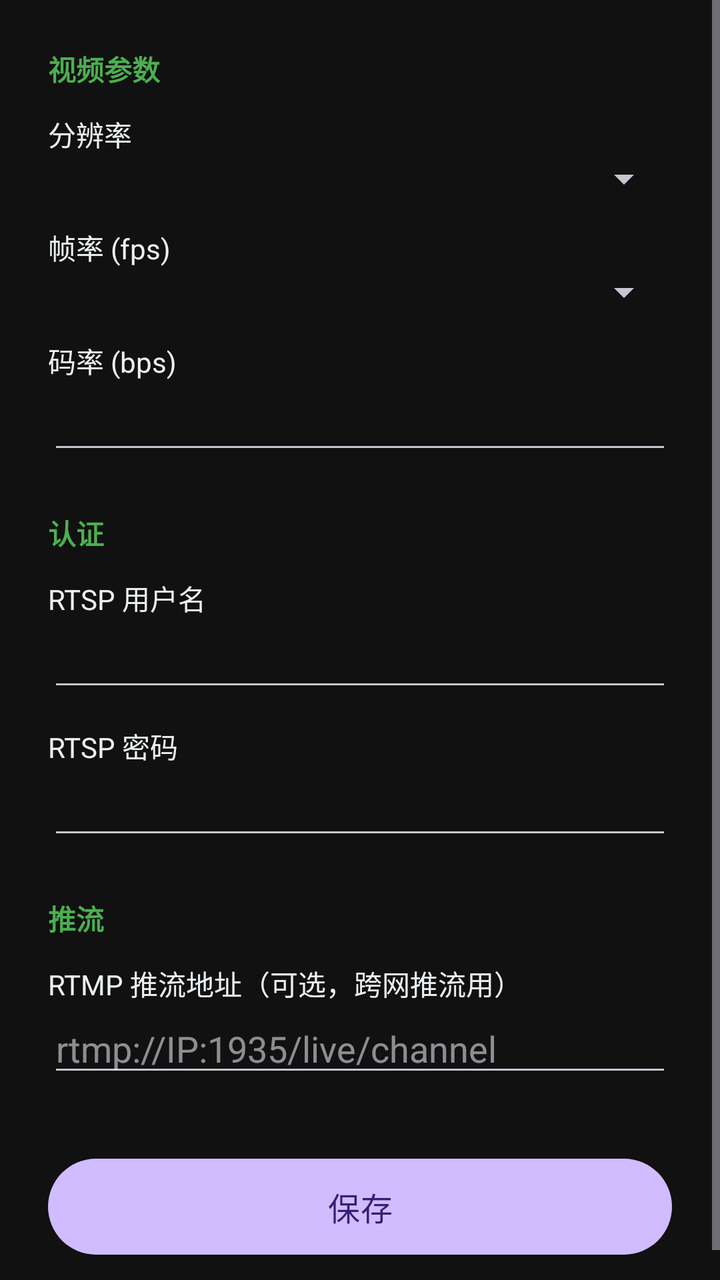
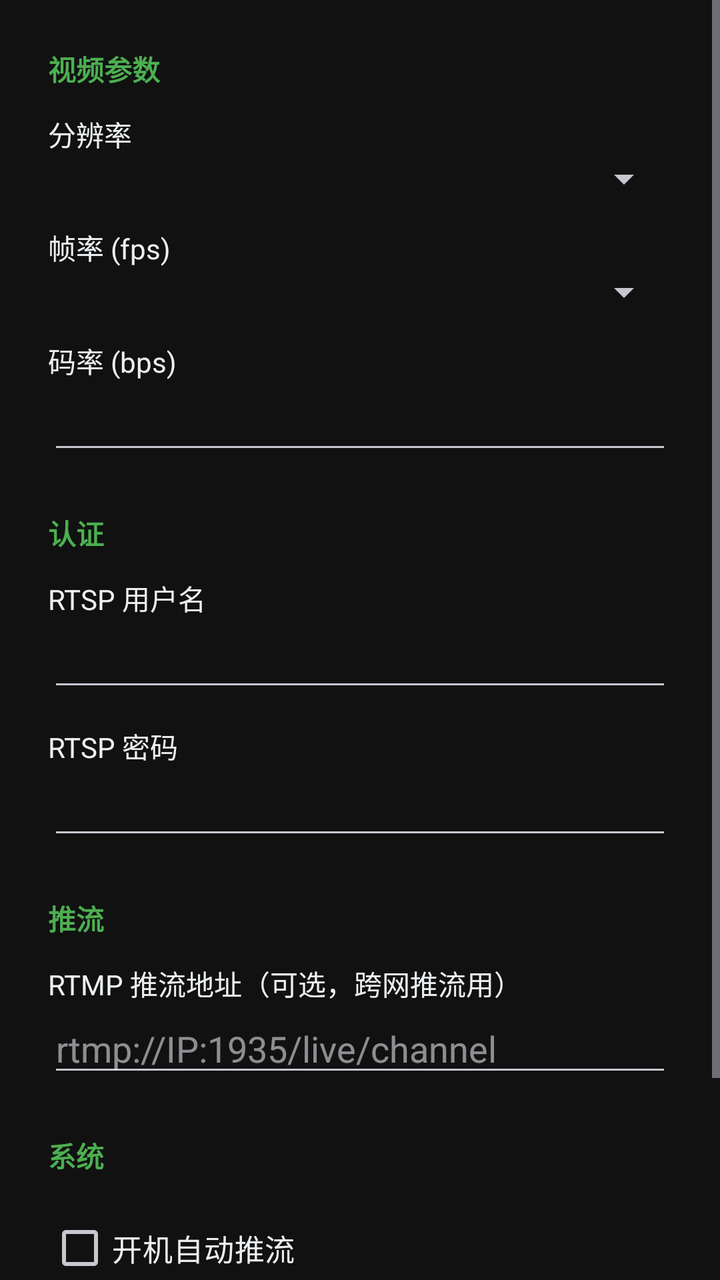

The first picture is an Android layout as it rendered before a commit; the second is the same layout after the commit. The layout source and the unified diff follow.
<!-- AndroidManifest.xml: application theme Theme.IPCam -->
<!-- res/layout/activity_config.xml -->
<?xml version="1.0" encoding="utf-8"?>
<ScrollView xmlns:android="http://schemas.android.com/apk/res/android"
    xmlns:app="http://schemas.android.com/apk/res-auto"
    android:layout_width="match_parent"
    android:layout_height="match_parent"
    android:background="#111111">

    <LinearLayout
        android:layout_width="match_parent"
        android:layout_height="wrap_content"
        android:orientation="vertical"
        android:padding="24dp">

        <TextView
            android:layout_width="wrap_content"
            android:layout_height="wrap_content"
            android:text="视频参数"
            android:textColor="#4CAF50"
            android:textSize="14sp"
            android:textStyle="bold" />

        <TextView
            android:layout_width="wrap_content"
            android:layout_height="wrap_content"
            android:layout_marginTop="12dp"
            android:text="分辨率"
            android:textColor="#ECEFF1" />
        <Spinner
            android:id="@+id/spResolution"
            android:layout_width="match_parent"
            android:layout_height="wrap_content" />

        <TextView
            android:layout_width="wrap_content"
            android:layout_height="wrap_content"
            android:layout_marginTop="12dp"
            android:text="帧率 (fps)"
            android:textColor="#ECEFF1" />
        <Spinner
            android:id="@+id/spFps"
            android:layout_width="match_parent"
            android:layout_height="wrap_content" />

        <TextView
            android:layout_width="wrap_content"
            android:layout_height="wrap_content"
            android:layout_marginTop="12dp"
            android:text="码率 (bps)"
            android:textColor="#ECEFF1" />
        <EditText
            android:id="@+id/etBitrate"
            android:layout_width="match_parent"
            android:layout_height="wrap_content"
            android:inputType="number"
            android:textColor="#ECEFF1" />

        <TextView
            android:layout_width="wrap_content"
            android:layout_height="wrap_content"
            android:layout_marginTop="24dp"
            android:text="认证"
            android:textColor="#4CAF50"
            android:textSize="14sp"
            android:textStyle="bold" />

        <TextView
            android:layout_width="wrap_content"
            android:layout_height="wrap_content"
            android:layout_marginTop="12dp"
            android:text="RTSP 用户名"
            android:textColor="#ECEFF1" />
        <EditText
            android:id="@+id/etUsername"
            android:layout_width="match_parent"
            android:layout_height="wrap_content"
            android:inputType="text"
            android:textColor="#ECEFF1" />

        <TextView
            android:layout_width="wrap_content"
            android:layout_height="wrap_content"
            android:layout_marginTop="12dp"
            android:text="RTSP 密码"
            android:textColor="#ECEFF1" />
        <EditText
            android:id="@+id/etPassword"
            android:layout_width="match_parent"
            android:layout_height="wrap_content"
            android:inputType="textPassword"
            android:textColor="#ECEFF1" />

        <TextView
            android:layout_width="wrap_content"
            android:layout_height="wrap_content"
            android:layout_marginTop="24dp"
            android:text="推流"
            android:textColor="#4CAF50"
            android:textSize="14sp"
            android:textStyle="bold" />

        <TextView
            android:layout_width="wrap_content"
            android:layout_height="wrap_content"
            android:layout_marginTop="12dp"
            android:text="RTMP 推流地址（可选，跨网推流用）"
            android:textColor="#ECEFF1" />
        <EditText
            android:id="@+id/etRtmp"
            android:layout_width="match_parent"
            android:layout_height="wrap_content"
            android:hint="rtmp://IP:1935/live/channel"
            android:inputType="textUri"
            android:textColor="#ECEFF1" />

        <com.google.android.material.button.MaterialButton
            android:id="@+id/btnSave"
            android:layout_width="match_parent"
            android:layout_height="56dp"
            android:layout_marginTop="32dp"
            android:text="保存"
            android:textSize="16sp"
            app:cornerRadius="28dp" />
    </LinearLayout>
</ScrollView>
<!-- resources referenced by this layout -->
<resources>
  <style name="Theme.IPCam" parent="Theme.Material3.Dark.NoActionBar" />
</resources>

<!-- the commit's change to res/layout/activity_config.xml (unified diff, before → after) -->
@@ -112,6 +112,24 @@
             android:inputType="textUri"
             android:textColor="#ECEFF1" />
 
+        <TextView
+            android:layout_width="wrap_content"
+            android:layout_height="wrap_content"
+            android:layout_marginTop="24dp"
+            android:text="系统"
+            android:textColor="#4CAF50"
+            android:textSize="14sp"
+            android:textStyle="bold" />
+
+        <CheckBox
+            android:id="@+id/cbAutoStart"
+            android:layout_width="match_parent"
+            android:layout_height="wrap_content"
+            android:layout_marginTop="12dp"
+            android:text="开机自动推流"
+            android:textColor="#ECEFF1"
+            android:textSize="15sp" />
+
         <com.google.android.material.button.MaterialButton
             android:id="@+id/btnSave"
             android:layout_width="match_parent"
